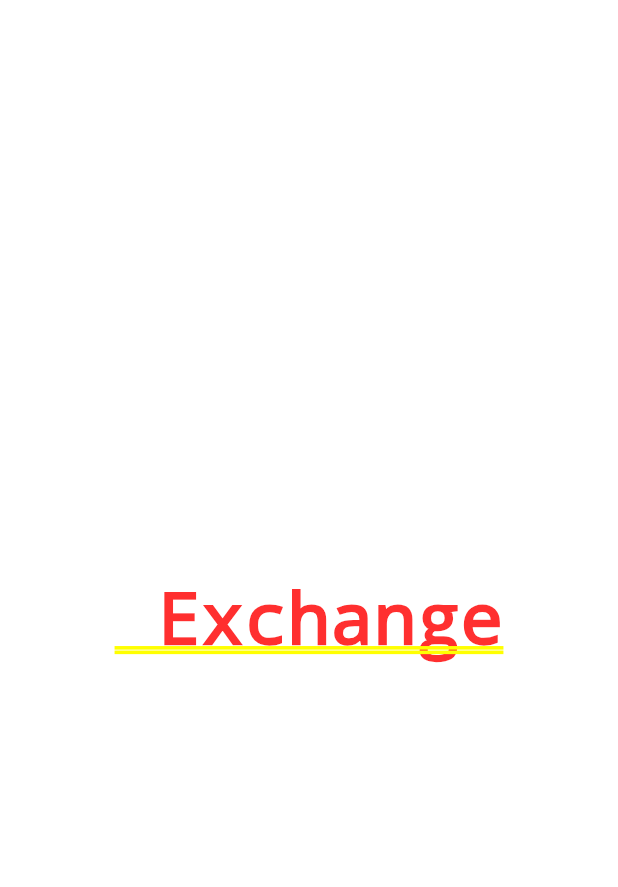
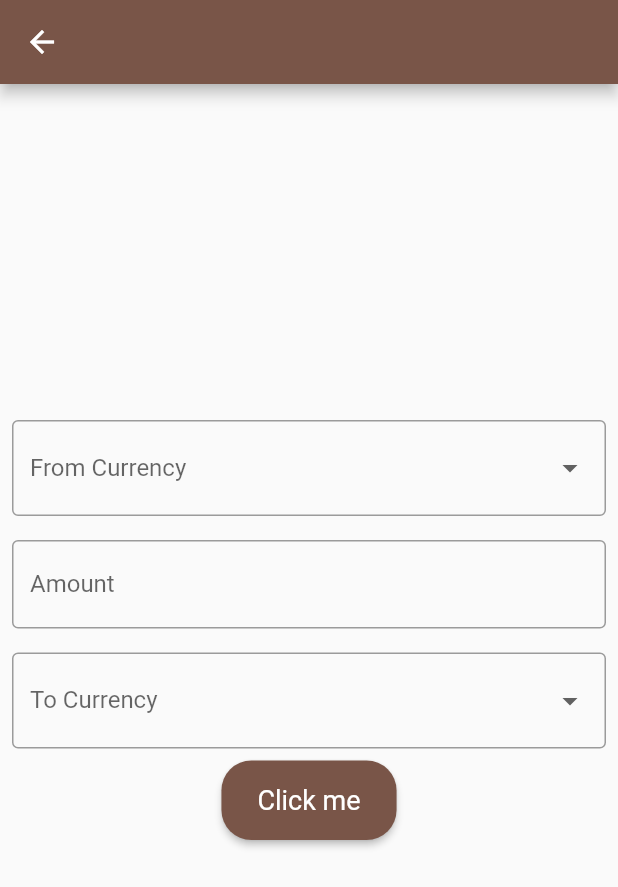
Before and after one commit to Metyme1/Explore-Ethiopia, a Flutter app: the HomePage screen opened directly, tab 2 chosen, in the side drawer, after a tap on "Currency Exchange Info", on a phone screen of 412 x 824 dp. Shown: the top 887 px of the screen. Run offline on Flutter 3.47's test engine with Material 2 defaults, Android fonts, the phone set to English and light mode, and no system bars; our stand-ins replace firebase_auth, firebase_core; accounts and stored records are empty.

Commit message:
7th commit

```diff
--- a/lib/main.dart
+++ b/lib/main.dart
@@ -1,5 +1,6 @@
 import 'package:ethiopia/pages/calender.dart';
 import 'package:ethiopia/pages/currency.dart';
+
 import 'package:ethiopia/pages/detail_page.dart';
 import 'package:ethiopia/pages/explore.dart';
 import 'package:ethiopia/pages/gallery.dart';
@@ -27,7 +28,7 @@ class MyApp extends StatelessWidget {
 
         primarySwatch: Colors.blue,
       ),
-      home:MainPage(),
+      home:Explore(),
     );
   }
 }
--- /dev/null
+++ b/lib/pages/currency.dart
@@ -0,0 +1,176 @@
+import 'package:flutter/material.dart';
+import 'package:http/http.dart' as http;
+import 'dart:convert';
+
+class Currency extends StatefulWidget {
+  const Currency({Key? key}) : super(key: key);
+
+  @override
+  State<Currency> createState() => _CurrencyState();
+}
+
+class _CurrencyState extends State<Currency> {
+  // from
+  String? _fromCurrency;
+  // amount
+  final myController2 = TextEditingController();
+  // to
+  String? _toCurrency;
+
+  String _output = "";
+  // converter
+  Future<dynamic> CurrencyConveter(String from, String amount, String to) async {
+    final url = Uri.parse(
+        'https://currency-converter-by-api-ninjas.p.rapidapi.com/v1/convertcurrency?have=$from&want=$to&amount=$amount');
+    final headers = {
+      'X-RapidAPI-Key': 'be7a58fecbmsh61cc619f8964da9p15b2fbjsnf44ff427ddf2',
+      'X-RapidAPI-Host': 'currency-converter-by-api-ninjas.p.rapidapi.com'
+    };
+
+    try {
+      final response = await http.get(url, headers: headers);
+      final result = response.body;
+      Map<String, dynamic> data = json.decode(result);
+      double newAmount = data['new_amount']?.toDouble() ?? 0.0;
+      setState(() {
+        _output = newAmount.toString();
+      });
+    } catch (error) {
+      print(error);
+    }
+  }
+
+  @override
+  Widget build(BuildContext context) {
+    return Scaffold(
+      appBar: AppBar(
+        leading: IconButton(
+        icon: Icon(Icons.arrow_back),
+    onPressed: () {
+    Navigator.pop(context);
+    },
+        ),
+       // title: Text('Currency Converter'),
+        centerTitle: true,
+        backgroundColor: Colors.brown,
+      ),
+      body: Center(
+        child: SingleChildScrollView(
+          child: Column(
+            mainAxisAlignment: MainAxisAlignment.center,
+            children: [
+              Padding(
+                padding: EdgeInsets.all(8),
+                child: DropdownButtonFormField<String>(
+                  value: _fromCurrency,
+                  decoration: InputDecoration(
+                    labelText: 'From Currency',
+                    border: OutlineInputBorder(),
+                  ),
+                  onChanged: (String? newValue) {
+                    setState(() {
+                      _fromCurrency = newValue;
+                    });
+                  },
+                  items: <String>[
+                    'USD',
+                    'EUR',
+                    'GBP',
+                    'INR',
+                    'JPY',
+                    'CAD',
+                    'AUD',
+                    'CHF',
+                    'CNY',
+                    'SEK',
+                    'ETB',
+                  ].map<DropdownMenuItem<String>>((String value) {
+                    return DropdownMenuItem<String>(
+                      value: value,
+                      child: Text(value),
+                    );
+                  }).toList(),
+                ),
+              ),
+              Padding(
+                padding: EdgeInsets.all(8),
+                child: TextField(
+                  controller: myController2,
+                  keyboardType: TextInputType.number,
+                  decoration: InputDecoration(
+                    labelText: 'Amount',
+                    border: OutlineInputBorder(),
+                  ),
+                ),
+              ),
+              Padding(
+                padding: EdgeInsets.all(8),
+                child: DropdownButtonFormField<String>(
+                  value: _toCurrency,
+                  decoration: InputDecoration(
+                    labelText: 'To Currency',
+                    border: OutlineInputBorder(),
+                  ),
+                  onChanged: (String? newValue) {
+                    setState(() {
+                      _toCurrency = newValue;
+                    });
+                  },
+                  items: <String>[
+                    'USD',
+                    'EUR',
+                    'GBP',
+                    'INR',
+                    'JPY',
+                    'CAD',
+                    'AUD',
+                    'CHF',
+                    'CNY',
+                    'SEK',
+                    'ETB',
+                  ].map<DropdownMenuItem<String>>((String value) {
+                    return DropdownMenuItem<String>(
+                      value: value,
+                      child: Text(value),
+                    );
+                  }).toList(),
+                ),
+              ),
+              ElevatedButton(
+                onPressed: () {
+                  // do something
+                },
+                child: Text('Click me'),
+                style: ButtonStyle(
+                  shape: MaterialStateProperty.all<RoundedRectangleBorder>(
+                    RoundedRectangleBorder(
+                      borderRadius: BorderRadius.circular(20),
+                    ),
+                  ),
+                  padding: MaterialStateProperty.all<EdgeInsets>(
+                    EdgeInsets.symmetric(vertical: 16, horizontal: 24),
+                  ),
+                  textStyle: MaterialStateProperty.all<TextStyle>(
+                    TextStyle(fontSize: 18),
+                  ),
+                  backgroundColor: MaterialStateProperty.all<Color>(
+                    Colors.brown,
+                  ),
+                ),
+              ),
+              SizedBox(height: 20),
+              AnimatedSwitcher(
+                duration: Duration(milliseconds: 500),
+                child: Text(
+                  _output,
+                  key: ValueKey<String>(_output),
+                  style: TextStyle(fontSize: 24, fontWeight: FontWeight.bold, color: Colors.brown),
+                ),
+              ),
+            ],
+          ),
+        ),
+      ),
+    );
+  }
+}
--- a/lib/pages/exchange.dart
+++ /dev/null
@@ -1,16 +0,0 @@
-import 'package:flutter/cupertino.dart';
-
-class Exchange extends StatelessWidget {
-  const  Exchange({Key? key}) : super(key: key);
-
-  @override
-  Widget build(BuildContext context) {
-    return Container(
-        child:Center(
-          child: Text(
-              " Exchange"
-          ),
-        )
-    );
-  }
-}
--- a/lib/pages/gallery.dart
+++ b/lib/pages/gallery.dart
@@ -11,7 +11,7 @@ class GalleryPage extends StatefulWidget {
 
 class _GalleryPageState extends State<GalleryPage> {
   final List<String> _photos = [
-    'images/welcome-1.jpg',
+    'images/events/eidalfitir.jpg',
     'images/welcome-3.jpg',
     'images/welcome-1.jpg',
     'images/Cloths.jpg',
--- a/lib/pages/home_page.dart
+++ b/lib/pages/home_page.dart
@@ -1,9 +1,10 @@
-import 'package:ethiopia/pages/cloths.dart';
+import 'package:ethiopia/pages/AcientGallery.dart';
+import 'package:ethiopia/pages/currency.dart';
 import 'package:flutter/material.dart';
 
 import '../widget/app_large_text.dart';
 import 'detail_page.dart';
-import 'exchange.dart';
+
 
 class HomePage extends StatefulWidget {
   @override
@@ -37,29 +38,34 @@ class _HomePageState extends State<HomePage> with SingleTickerProviderStateMixin
   @override
   Widget build(BuildContext context) {
     return Scaffold(
-      drawer: Drawer(
+      drawer:Drawer(
         child: ListView(
           padding: EdgeInsets.zero,
           children: <Widget>[
-            DrawerHeader(
-              decoration: BoxDecoration(
-                color: Colors.brown,
-
-              ),
-              child: Image.asset(
-                "images/categories/Hist&cal/lalibela.jpg",
-                width: 100,
-                height: 100,
+            Container(
+              height: 300, // Set the height to your desired value
+              child: DrawerHeader(
+                decoration: BoxDecoration(
+                  color: Colors.brown,
+                ),
+                // child: Image.asset(
+                //   "images/categories/Hist&cal/lalibela.jpg",
+                //   width: 100,
+                //   height: 100,
+                // ),
+                child: Text(""),
               ),
             ),
-            SizedBox(height: 100,),
+            SizedBox(
+              height: 100,
+            ),
             ListTile(
               leading: Icon(Icons.currency_exchange),
               title: Text('Currency Exchange Info'),
               onTap: () {
                 Navigator.push(
                   context,
-                  MaterialPageRoute(builder: (context) => Exchange()),
+                  MaterialPageRoute(builder: (context) => Currency()),
                 );
               },
             ),
@@ -74,7 +80,10 @@ class _HomePageState extends State<HomePage> with SingleTickerProviderStateMixin
               leading: Icon(Icons.browse_gallery),
               title: Text('Ancient gallery'),
               onTap: () {
-                // Update the UI based on the selection.
+                Navigator.push(
+                  context,
+                  MaterialPageRoute(builder: (context) => EventGallery()),
+                );
               },
             ),
           ],
@@ -311,20 +320,7 @@ class _HomePageState extends State<HomePage> with SingleTickerProviderStateMixin
                                   ),
                                 ],
                               ),
-                              Row(
-                                children: [
-                                  Icon(
-                                    Icons.star,
-                                    color: Colors.amber,
-                                  ),
-                                  SizedBox(width: 5),
-                                  AppText(
-                                    text: "4.5",
-                                    color: Colors.grey,
-                                    size: 16,
-                                  ),
-                                ],
-                              ),
+
                             ],
                           ),
                         ],
```
Also changed, not shown: lib/pages/AcientGallery.dart (added, +135 -0 lines), lib/pages/bookmark.dart (+38 -14 lines), lib/pages/cloths.dart (deleted, +0 -113 lines), lib/pages/detail_page.dart (+15 -17 lines), lib/pages/explore.dart (+25 -2 lines), lib/pages/main_page.dart (+46 -19 lines), lib/pages/signup_login.dart (+8 -8 lines), pubspec.yaml (+13 -5 lines), pubspec.lock, 2 other files.
